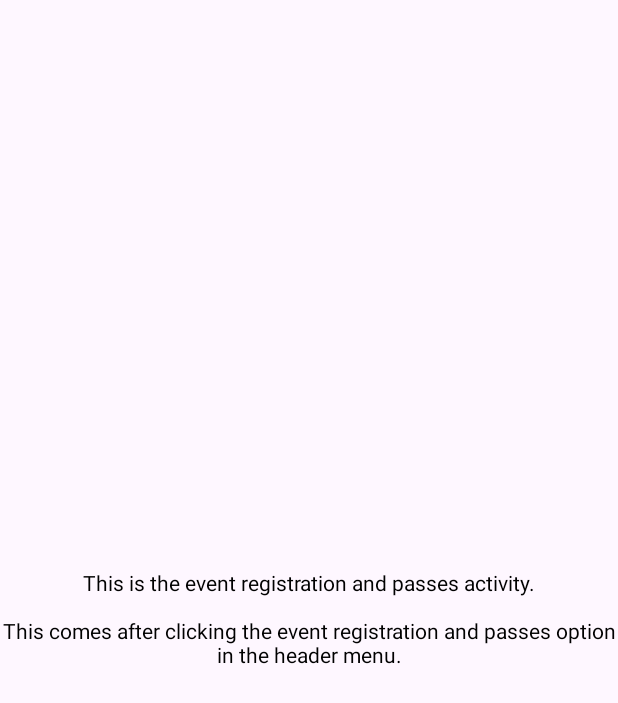
After one commit to PriyanshuYadav08/Main_DU_App_VCIS, an Android app: the EventPassesActivity screen opened directly, with no data from a screen before it, on a phone screen of 412 x 824 dp. The commit adds this screen. Shown: the top 703 px of the screen. Run offline under Robolectric (Android 15) with nearby library versions, the phone set to English and light mode, and no system bars.

Commit message:
New activities added

```diff
--- /dev/null
+++ b/app/src/main/java/com/example/mainduappvcis/EventPassesActivity.kt
@@ -0,0 +1,20 @@
+package com.example.mainduappvcis
+
+import android.os.Bundle
+import androidx.activity.enableEdgeToEdge
+import androidx.appcompat.app.AppCompatActivity
+import androidx.core.view.ViewCompat
+import androidx.core.view.WindowInsetsCompat
+
+class EventPassesActivity : AppCompatActivity() {
+    override fun onCreate(savedInstanceState: Bundle?) {
+        super.onCreate(savedInstanceState)
+        enableEdgeToEdge()
+        setContentView(R.layout.activity_event_passes)
+        ViewCompat.setOnApplyWindowInsetsListener(findViewById(R.id.main)) { v, insets ->
+            val systemBars = insets.getInsets(WindowInsetsCompat.Type.systemBars())
+            v.setPadding(systemBars.left, systemBars.top, systemBars.right, systemBars.bottom)
+            insets
+        }
+    }
+}
--- /dev/null
+++ b/app/src/main/res/layout/activity_event_passes.xml
@@ -0,0 +1,21 @@
+<?xml version="1.0" encoding="utf-8"?>
+<androidx.constraintlayout.widget.ConstraintLayout xmlns:android="http://schemas.android.com/apk/res/android"
+    xmlns:app="http://schemas.android.com/apk/res-auto"
+    xmlns:tools="http://schemas.android.com/tools"
+    android:id="@+id/main"
+    android:layout_width="match_parent"
+    android:layout_height="match_parent"
+    tools:context=".EventPassesActivity">
+
+    <TextView
+        android:layout_width="wrap_content"
+        android:layout_height="wrap_content"
+        app:layout_constraintTop_toTopOf="parent"
+        app:layout_constraintBottom_toBottomOf="parent"
+        app:layout_constraintStart_toStartOf="parent"
+        app:layout_constraintEnd_toEndOf="parent"
+        android:gravity="center"
+        android:textColor="@color/black"
+        android:text="This is the event registration and passes activity.\n \nThis comes after clicking the event registration and passes option in the header menu."/>
+
+</androidx.constraintlayout.widget.ConstraintLayout>
```
Also changed, not shown: app/src/main/AndroidManifest.xml (+19 -1 lines), app/src/main/java/com/example/mainduappvcis/CareerInternshipActivity.kt (added, +20 -0 lines), app/src/main/java/com/example/mainduappvcis/FeedbackGrievanceActivity.kt (added, +20 -0 lines), app/src/main/java/com/example/mainduappvcis/MainActivity.kt (+32 -19 lines), app/src/main/java/com/example/mainduappvcis/ResultGradeActivity.kt (added, +20 -0 lines), app/src/main/java/com/example/mainduappvcis/StudentDashboardActivity.kt (added, +20 -0 lines), app/src/main/java/com/example/mainduappvcis/UniversityAnnouncementsActivity.kt (added, +20 -0 lines), app/src/main/res/layout/activity_career_internship.xml (added, +21 -0 lines), app/src/main/res/layout/activity_feedback_grivence.xml (added, +21 -0 lines), app/src/main/res/layout/activity_result_grade.xml (added, +21 -0 lines), app/src/main/res/layout/activity_student_dashboard.xml (added, +22 -0 lines), app/src/main/res/layout/activity_university_announcements.xml (added, +22 -0 lines), app/src/main/res/menu/header_menu.xml (+13 -13 lines).
